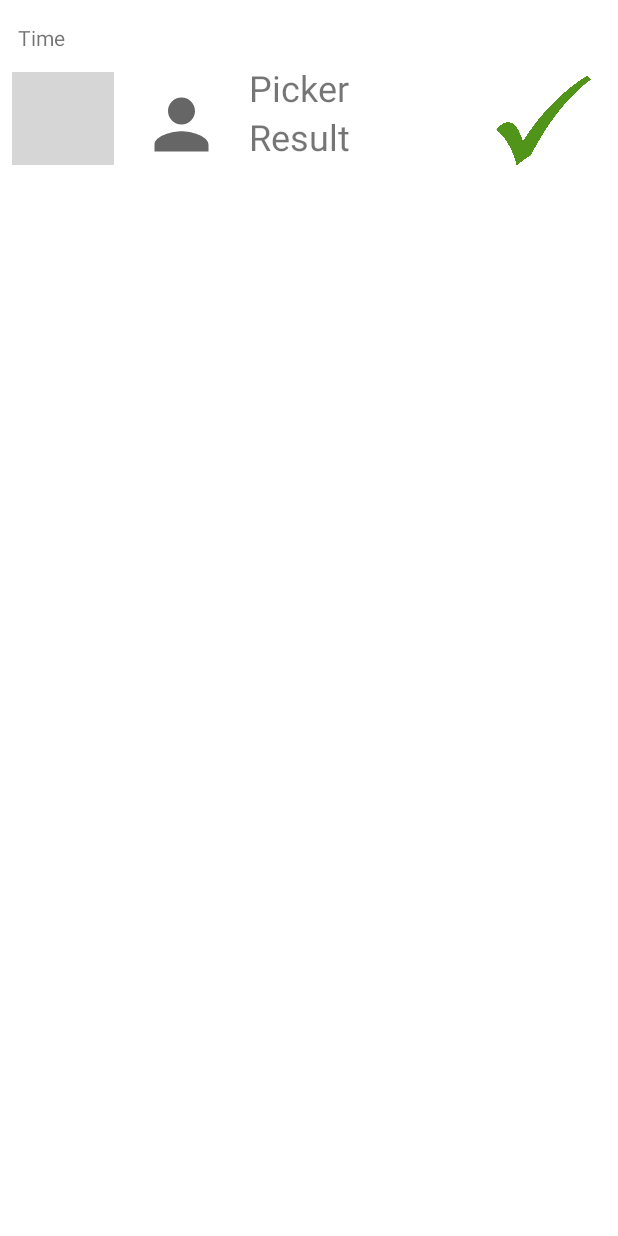
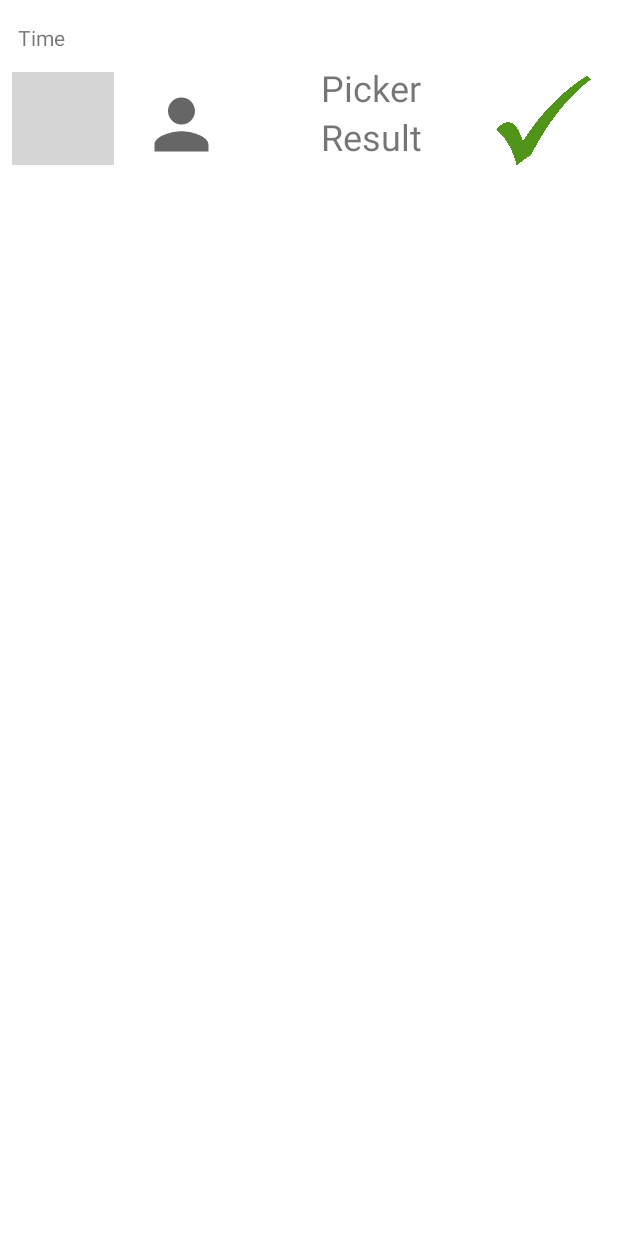
Before and after one commit to sarah-vo/ParentApp, an Android app: the layout history_textview.xml on its own in the app's theme, with its tools: preview values and no code run, on a phone screen of 412 x 824 dp. Run offline under Robolectric (Android 15) with nearby library versions, the phone set to English and light mode, and no system bars; grey boxes are pictures that could not be loaded.

Commit message:
Fix history layout going out of screen.

```diff
--- a/app/src/main/res/layout/history_textview.xml
+++ b/app/src/main/res/layout/history_textview.xml
@@ -43,6 +43,7 @@
         android:text="Picker"
         android:textSize="24sp"
         app:layout_constraintBottom_toTopOf="@+id/flipcoin_history_result"
+        app:layout_constraintEnd_toStartOf="@+id/result_img"
         app:layout_constraintStart_toEndOf="@+id/flipCoin_history_profile" />
 
     <TextView
@@ -53,6 +54,7 @@
         android:text="Result"
         android:textSize="24sp"
         app:layout_constraintBottom_toTopOf="@+id/guideline"
+        app:layout_constraintEnd_toStartOf="@+id/result_img"
         app:layout_constraintStart_toEndOf="@+id/flipCoin_history_profile" />
 
     <ImageView
```
